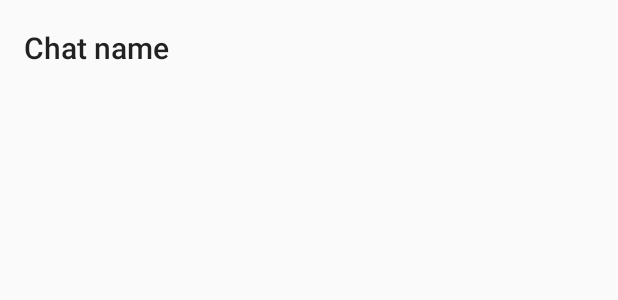
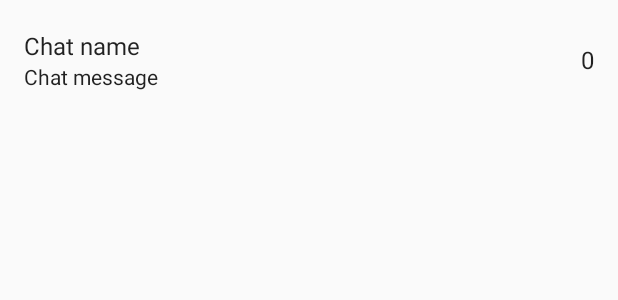
Before and after one commit to moqod/mqd-android-chat, an Android app: the layout item_chat_list.xml on its own in the app's theme, with its tools: preview values and no code run, on a phone screen of 412 x 824 dp. Shown: the top 300 px of the screen. Run offline under Robolectric (Android 15) with nearby library versions, the phone set to English and light mode, and no system bars.

Commit message:
Added unread messages to chat model

```diff
--- a/library/src/main/AndroidManifest.xml
+++ b/library/src/main/AndroidManifest.xml
@@ -3,10 +3,7 @@
 
     <uses-permission android:name="android.permission.INTERNET" />
 
-    <application
-        android:allowBackup="true"
-        android:label="@string/app_name"
-        android:supportsRtl="true">
+    <application android:label="@string/app_name">
 
         <service
             android:name=".data.xmpp.XMPPService"
--- a/sample/src/main/res/layout/item_chat_list.xml
+++ b/sample/src/main/res/layout/item_chat_list.xml
@@ -13,16 +13,45 @@
             type="com.moqod.android.chat.sample.chatlist.ChatListContract.EventListener" />
     </data>
 
-    <TextView
+    <LinearLayout
         android:layout_width="match_parent"
-        android:layout_height="?android:attr/listPreferredItemHeight"
+        android:layout_height="?android:attr/listPreferredItemHeightLarge"
         android:background="?attr/selectableItemBackground"
         android:gravity="center_vertical"
         android:onClick="@{() -> eventListener.onChatClicked(model)}"
+        android:orientation="horizontal"
         android:paddingLeft="?android:attr/listPreferredItemPaddingLeft"
-        android:paddingRight="?android:attr/listPreferredItemPaddingRight"
-        android:text="@{model.name}"
-        android:textAppearance="@style/TextAppearance.AppCompat.Title"
-        tools:text="Chat name" />
+        android:paddingRight="?android:attr/listPreferredItemPaddingRight">
+
+        <LinearLayout
+            android:layout_width="0dp"
+            android:layout_height="wrap_content"
+            android:layout_weight="1"
+            android:orientation="vertical">
+
+            <TextView
+                android:layout_width="match_parent"
+                android:layout_height="wrap_content"
+                android:text="@{model.name}"
+                android:textAppearance="@style/TextAppearance.AppCompat.Subhead"
+                tools:text="Chat name" />
+
+            <TextView
+                android:layout_width="match_parent"
+                android:layout_height="wrap_content"
+                android:text="@{model.lastMessage}"
+                android:textAppearance="@style/TextAppearance.AppCompat.Body1"
+                tools:text="Chat message" />
+
+        </LinearLayout>
+
+        <TextView
+            android:layout_width="wrap_content"
+            android:layout_height="wrap_content"
+            android:text="@{model.unreadMessagesCount}"
+            android:textAppearance="@style/TextAppearance.AppCompat.Subhead"
+            tools:text="0" />
+
+    </LinearLayout>
 
 </layout>
```
Also changed, not shown: library/src/main/java/com/moqod/android/chat/domain/chats/ChatsInteractor.java (+44 -2 lines).
